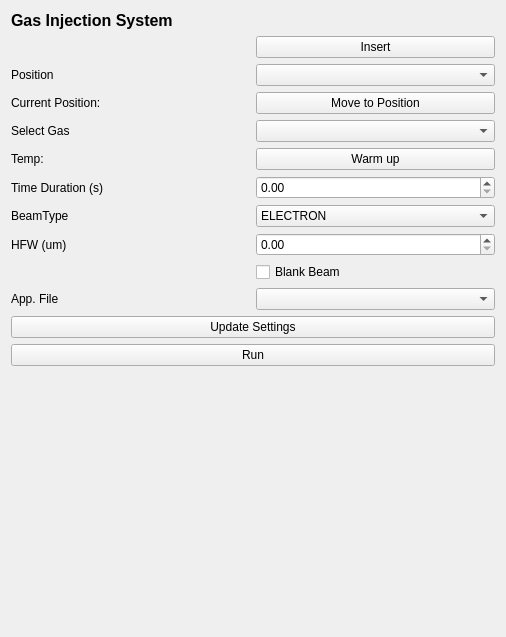
This is fibsem/ui/qtdesigner_files/FibsemGISWidget.ui in DeMarcoLab/fibsem as Qt 5 draws it before an edit. The edited form follows.
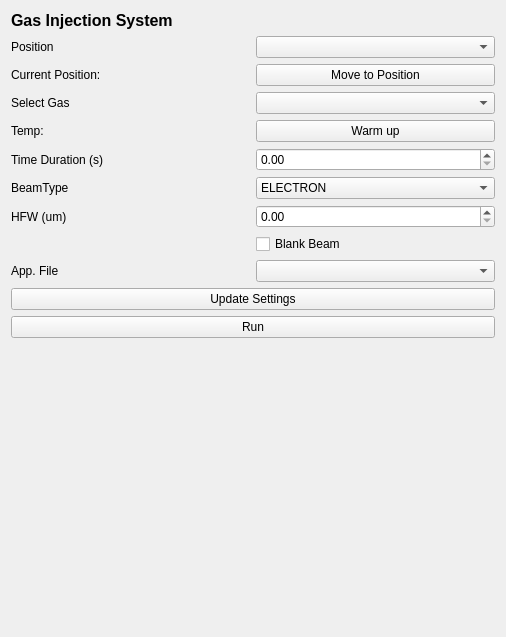
This is the edited form.

```diff
--- a/fibsem/ui/qtdesigner_files/FibsemGISWidget.ui
+++ b/fibsem/ui/qtdesigner_files/FibsemGISWidget.ui
@@ -14,42 +14,10 @@
    <string>Form</string>
   </property>
   <layout class="QGridLayout" name="gridLayout_2">
-   <item row="11" column="0">
-    <widget class="QLabel" name="temp_label">
-     <property name="text">
-      <string>Temp: </string>
-     </property>
-    </widget>
+   <item row="11" column="1">
+    <widget class="QDoubleSpinBox" name="timeDuration_spinbox"/>
    </item>
-   <item row="12" column="0">
-    <widget class="QLabel" name="label_time">
-     <property name="text">
-      <string>Time Duration (s)</string>
-     </property>
-    </widget>
-   </item>
-   <item row="9" column="0">
-    <widget class="QLabel" name="label_gas">
-     <property name="text">
-      <string>Select Gas</string>
-     </property>
-    </widget>
-   </item>
-   <item row="16" column="0">
-    <widget class="QLabel" name="app_file_label">
-     <property name="text">
-      <string>App. File</string>
-     </property>
-    </widget>
-   </item>
-   <item row="17" column="0" colspan="2">
-    <widget class="QPushButton" name="pushButton_settings_update">
-     <property name="text">
-      <string>Update Settings</string>
-     </property>
-    </widget>
-   </item>
-   <item row="13" column="1">
+   <item row="12" column="1">
     <widget class="QComboBox" name="beamtype_combobox">
      <item>
       <property name="text">
@@ -63,24 +31,14 @@
      </item>
     </widget>
    </item>
-   <item row="14" column="1">
-    <widget class="QDoubleSpinBox" name="hfw_spinbox">
-     <property name="maximum">
-      <double>10000.000000000000000</double>
-     </property>
-    </widget>
-   </item>
-   <item row="16" column="1">
-    <widget class="QComboBox" name="app_file_combobox"/>
-   </item>
-   <item row="15" column="1">
-    <widget class="QCheckBox" name="blankBeamcheckbox">
+   <item row="2" column="0">
+    <widget class="QLabel" name="label_position">
      <property name="text">
-      <string>Blank Beam</string>
+      <string>Position</string>
      </property>
     </widget>
    </item>
-   <item row="19" column="0" colspan="2">
+   <item row="18" column="0" colspan="2">
     <spacer name="verticalSpacer">
      <property name="orientation">
       <enum>Qt::Vertical</enum>
@@ -93,68 +51,37 @@
      </property>
     </spacer>
    </item>
-   <item row="18" column="0" colspan="2">
-    <widget class="QPushButton" name="run_button">
-     <property name="text">
-      <string>Run</string>
-     </property>
-    </widget>
-   </item>
-   <item row="3" column="1">
-    <widget class="QComboBox" name="position_combobox"/>
-   </item>
-   <item row="11" column="1">
+   <item row="10" column="1">
     <widget class="QPushButton" name="warm_button">
      <property name="text">
       <string>Warm up</string>
      </property>
     </widget>
    </item>
-   <item row="12" column="1">
-    <widget class="QDoubleSpinBox" name="timeDuration_spinbox"/>
+   <item row="13" column="1">
+    <widget class="QDoubleSpinBox" name="hfw_spinbox">
+     <property name="maximum">
+      <double>10000.000000000000000</double>
+     </property>
+    </widget>
    </item>
-   <item row="13" column="0">
-    <widget class="QLabel" name="label_beam_type">
+   <item row="2" column="1">
+    <widget class="QComboBox" name="position_combobox"/>
+   </item>
+   <item row="17" column="0" colspan="2">
+    <widget class="QPushButton" name="run_button">
      <property name="text">
-      <string>BeamType</string>
+      <string>Run</string>
      </property>
     </widget>
    </item>
-   <item row="6" column="1">
+   <item row="5" column="1">
     <widget class="QPushButton" name="move_GIS_button">
      <property name="text">
       <string>Move to Position</string>
      </property>
     </widget>
    </item>
-   <item row="2" column="0">
-    <widget class="QLabel" name="GIS_insert_status_label">
-     <property name="text">
-      <string/>
-     </property>
-    </widget>
-   </item>
-   <item row="6" column="0">
-    <widget class="QLabel" name="current_position_label">
-     <property name="text">
-      <string>Current Position:</string>
-     </property>
-    </widget>
-   </item>
-   <item row="2" column="1">
-    <widget class="QPushButton" name="insertGIS_button">
-     <property name="text">
-      <string>Insert</string>
-     </property>
-    </widget>
-   </item>
-   <item row="3" column="0">
-    <widget class="QLabel" name="label_position">
-     <property name="text">
-      <string>Position</string>
-     </property>
-    </widget>
-   </item>
    <item row="0" column="0" colspan="2">
     <widget class="QLabel" name="label_title">
      <property name="font">
@@ -169,16 +96,75 @@
      </property>
     </widget>
    </item>
-   <item row="14" column="0">
+   <item row="16" column="0" colspan="2">
+    <widget class="QPushButton" name="pushButton_settings_update">
+     <property name="text">
+      <string>Update Settings</string>
+     </property>
+    </widget>
+   </item>
+   <item row="8" column="0">
+    <widget class="QLabel" name="label_gas">
+     <property name="text">
+      <string>Select Gas</string>
+     </property>
+    </widget>
+   </item>
+   <item row="14" column="1">
+    <widget class="QCheckBox" name="blankBeamcheckbox">
+     <property name="text">
+      <string>Blank Beam</string>
+     </property>
+    </widget>
+   </item>
+   <item row="12" column="0">
+    <widget class="QLabel" name="label_beam_type">
+     <property name="text">
+      <string>BeamType</string>
+     </property>
+    </widget>
+   </item>
+   <item row="5" column="0">
+    <widget class="QLabel" name="current_position_label">
+     <property name="text">
+      <string>Current Position:</string>
+     </property>
+    </widget>
+   </item>
+   <item row="13" column="0">
     <widget class="QLabel" name="label_hfw">
      <property name="text">
       <string>HFW (um)</string>
      </property>
     </widget>
    </item>
-   <item row="9" column="1">
+   <item row="15" column="0">
+    <widget class="QLabel" name="app_file_label">
+     <property name="text">
+      <string>App. File</string>
+     </property>
+    </widget>
+   </item>
+   <item row="15" column="1">
+    <widget class="QComboBox" name="app_file_combobox"/>
+   </item>
+   <item row="10" column="0">
+    <widget class="QLabel" name="temp_label">
+     <property name="text">
+      <string>Temp: </string>
+     </property>
+    </widget>
+   </item>
+   <item row="8" column="1">
     <widget class="QComboBox" name="gas_combobox"/>
    </item>
+   <item row="11" column="0">
+    <widget class="QLabel" name="label_time">
+     <property name="text">
+      <string>Time Duration (s)</string>
+     </property>
+    </widget>
+   </item>
   </layout>
  </widget>
  <resources/>
```
